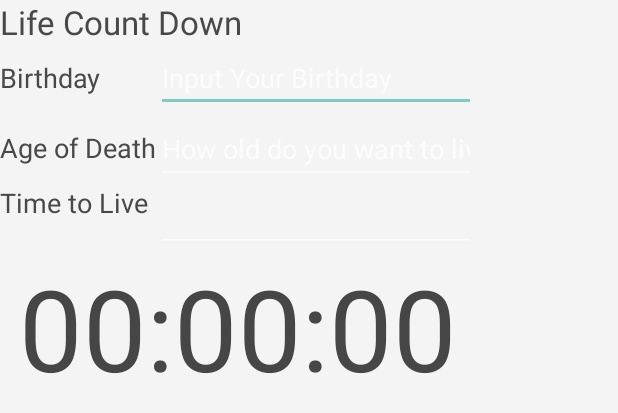
After one commit to wintersun/FaceBank, an Android app: the layout fragment_home.xml on its own in the app's theme, with its tools: preview values and no code run, on a phone screen of 412 x 824 dp. The commit adds this screen. Shown: the top 413 px of the screen. Run offline under Robolectric (Android 15) with nearby library versions, the phone set to English and light mode, and no system bars.

Commit message:
new: 1.Life time count down v0.8

```diff
--- a/app/src/main/AndroidManifest.xml
+++ b/app/src/main/AndroidManifest.xml
@@ -14,6 +14,9 @@
     <uses-permission android:name="android.permission.MANAGE_ACCOUNTS" />
     <uses-permission android:name="android.permission.AUTHENTICATE_ACCOUNTS" />
     <uses-permission android:name="android.permission.USE_CREDENTIALS" />
+
+    <!--Permissions that facebank required -->
+    <uses-permission android:name="android.permission.READ_CONTACTS"/>
 
     <application
         android:name=".BootstrapApplication"
--- a/app/src/main/java/com/scysun/app/authenticator/BootstrapAuthenticatorActivity.java
+++ b/app/src/main/java/com/scysun/app/authenticator/BootstrapAuthenticatorActivity.java
@@ -42,6 +42,7 @@ import com.scysun.app.ui.TextWatcherAdapter;
 import com.scysun.app.util.Ln;
 import com.scysun.app.util.SafeAsyncTask;
 import com.github.kevinsawicki.wishlist.Toaster;
+import com.scysun.app.util.TestTech;
 import com.squareup.otto.Bus;
 import com.squareup.otto.Subscribe;
 
@@ -256,6 +257,8 @@ public class BootstrapAuthenticatorActivity extends ActionBarAccountAuthenticato
         authenticationTask = new SafeAsyncTask<Boolean>() {
             public Boolean call() throws Exception {
 
+//                TestTech.main(new String[]{"1"});
+
                 final String query = String.format("%s=%s&%s=%s",
                         PARAM_USERNAME, email, PARAM_PASSWORD, password);
 
--- a/app/src/main/java/com/scysun/app/ui/CarouselFragment.java
+++ b/app/src/main/java/com/scysun/app/ui/CarouselFragment.java
@@ -37,7 +37,9 @@ public class CarouselFragment extends Fragment {
 
         pager.setAdapter(new BootstrapPagerAdapter(getResources(), getChildFragmentManager()));
         indicator.setViewPager(pager);
-        pager.setCurrentItem(1);
+
+        //pager.setCurrentItem(1);
+        pager.setCurrentItem(0);
 
     }
 }
--- a/app/src/main/java/com/scysun/app/ui/NavigationDrawerFragment.java
+++ b/app/src/main/java/com/scysun/app/ui/NavigationDrawerFragment.java
@@ -241,7 +241,7 @@ public class NavigationDrawerFragment extends Fragment {
 
     @Override
     public boolean onOptionsItemSelected(MenuItem item) {
-        if (drawerToggle.onOptionsItemSelected(item)) {
+        if (!isTablet() && drawerToggle.onOptionsItemSelected(item)) {
             return true;
         }
 
--- /dev/null
+++ b/app/src/main/res/layout/fragment_home.xml
@@ -0,0 +1,102 @@
+<LinearLayout xmlns:android="http://schemas.android.com/apk/res/android"
+    xmlns:tools="http://schemas.android.com/tools"
+    android:layout_width="match_parent"
+    android:layout_height="match_parent"
+    tools:context="com.scysun.app.ui.view.HomeFragment"
+    android:orientation="vertical">
+
+    <TextView
+        android:layout_width="wrap_content"
+        android:layout_height="wrap_content"
+        android:text="@string/life_count_down_title"
+        android:enabled="false"
+        android:textAppearance="?android:attr/textAppearanceLarge"
+        android:textColor="@color/table_text_selector" />
+
+    <TableLayout
+        android:layout_width="fill_parent"
+        android:layout_height="wrap_content"
+        android:shrinkColumns="0,1">
+
+        <TableRow>
+            <TextView
+                android:id="@+id/lbl_birthday"
+                android:layout_width="wrap_content"
+                android:layout_height="wrap_content"
+                android:singleLine="true"
+                android:textAppearance="?android:attr/textAppearanceMedium"
+                android:textColor="@color/table_text_selector"
+                android:text="@string/birthday"
+                android:layout_column="0"
+                android:inputType="none" />
+
+            <EditText
+                android:layout_width="wrap_content"
+                android:layout_height="wrap_content"
+                android:inputType="none"
+                android:ems="10"
+                android:id="@+id/birthday"
+                android:textAppearance="?android:attr/textAppearanceMedium"
+                android:textColor="@color/table_text_selector"
+                android:hint="@string/birthday_desc"
+                android:layout_column="1" />
+        </TableRow>
+        <TableRow>
+            <TextView
+                android:id="@+id/lbl_ageOfDeath"
+                android:layout_width="wrap_content"
+                android:layout_height="wrap_content"
+                android:singleLine="true"
+                android:textAppearance="?android:attr/textAppearanceMedium"
+                android:textColor="@color/table_text_selector"
+                android:text="@string/ageOfDeath"
+                android:layout_column="0"
+                android:inputType="none" />
+
+            <EditText
+                android:layout_width="wrap_content"
+                android:layout_height="wrap_content"
+                android:inputType="number"
+                android:ems="10"
+                android:id="@+id/ageOfDeath"
+                android:textAppearance="?android:attr/textAppearanceMedium"
+                android:textColor="@color/table_text_selector"
+                android:hint="@string/ageOfDeath_desc"
+                android:layout_column="1" />
+        </TableRow>
+        <TableRow android:baselineAligned="false">
+            <TextView
+                android:id="@+id/lbl_timeLeft"
+                android:layout_width="wrap_content"
+                android:layout_height="wrap_content"
+                android:singleLine="true"
+                android:textAppearance="?android:attr/textAppearanceMedium"
+                android:textColor="@color/table_text_selector"
+                android:text="@string/timeLeft"
+                android:layout_column="0"
+                android:inputType="none" />
+
+            <EditText
+                android:layout_width="wrap_content"
+                android:layout_height="wrap_content"
+                android:inputType="none"
+                android:ems="10"
+                android:id="@+id/timeLeft"
+                android:textAppearance="?android:attr/textAppearanceMedium"
+                android:textColor="@color/table_text_selector"
+                android:layout_column="1"
+                android:editable="false" />
+        </TableRow>
+
+        <TableRow>
+            <TextView
+                android:id="@+id/liveChronometer"
+                android:layout_width="fill_parent"
+                android:layout_height="wrap_content"
+                android:text="00:00:00"
+                style="@style/TimerChronometer"
+                android:layout_span="3" />
+        </TableRow>
+    </TableLayout>
+
+</LinearLayout>
--- a/app/src/main/res/layout/news_list_item.xml
+++ b/app/src/main/res/layout/news_list_item.xml
@@ -29,7 +29,7 @@
                 android:layout_height="match_parent"
                 android:singleLine="true"
                 android:ellipsize="end"
-                android:textAppearance="?android:attr/textAppearanceSmall"
+                android:textAppearance="?android:attr/textAppearanceMedium"
                 android:textColor="@color/table_text_light_selector" />
     </LinearLayout>
 
--- a/app/src/main/res/values/strings.xml
+++ b/app/src/main/res/values/strings.xml
@@ -1,5 +1,4 @@
 <?xml version="1.0" encoding="utf-8"?>
-
 <resources>
 
     <string name="app_name">FaceBank</string>
@@ -8,6 +7,7 @@
     <string name="refresh_action">Refresh</string>
     <string name="logout_action">Logout</string>
     <string name="page_news">News</string>
+    <string name="page_home">Home</string>
     <string name="page_users">Users</string>
     <string name="page_checkins">Check In\'s</string>
     <string name="title_column">Title</string>
@@ -44,5 +44,15 @@
     <string name="navigation_drawer_close">Drawer Close</string>
     <string name="title_home">Home</string>
 
+    <!-- Common -->
+    <string name="birthday">Birthday</string>
+    <string name="birthday_desc">Input Your Birthday</string>
+    <string name="unit_day">Days</string>
+
+    <!-- Life count down -->
+    <string name="life_count_down_title">Life Count Down</string>
+    <string name="ageOfDeath">Age of Death</string>
+    <string name="ageOfDeath_desc">How old do you want to live？</string>
+    <string name="timeLeft">Time to Live</string>
 
 </resources>
```
Also changed, not shown: app/build.gradle (+6 -6 lines), app/src/main/java/com/scysun/app/core/Constants.java (+15 -3 lines), app/src/main/java/com/scysun/app/service/ContactService.java (added, +75 -0 lines), app/src/main/java/com/scysun/app/ui/BootstrapPagerAdapter.java (+5 -2 lines), app/src/main/java/com/scysun/app/ui/BootstrapTimerActivity.java (+2 -16 lines), app/src/main/java/com/scysun/app/ui/UserListFragment.java (+10 -2 lines), app/src/main/java/com/scysun/app/ui/view/HomeFragment.java (added, +246 -0 lines), app/src/main/java/com/scysun/app/ui/view/Listener/DatePickerListener.java (added, +57 -0 lines), app/src/main/java/com/scysun/app/util/FBDateUtils.java (added, +22 -0 lines), app/src/main/java/com/scysun/app/util/TestTech.java (added, +105 -0 lines), 2 other files.
